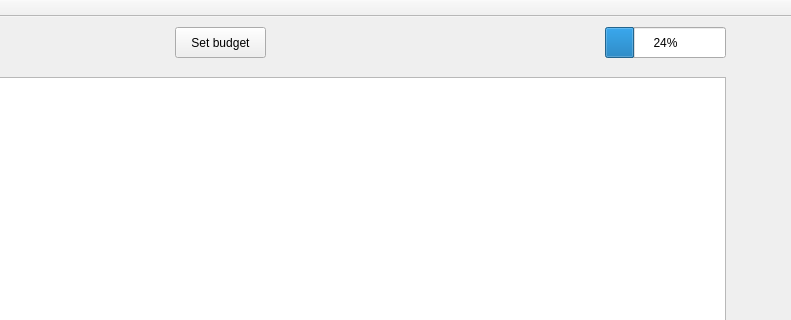
First picture: the form in BudgetManagementQtVS/BudgetManagementQtVS/TransactionWindowView.ui, repository Greexoff/Budget-Management-App, before the edit; both pictures show x 345 to 1136 and y 0 to 320 of the 1136 by 614 pixel window.
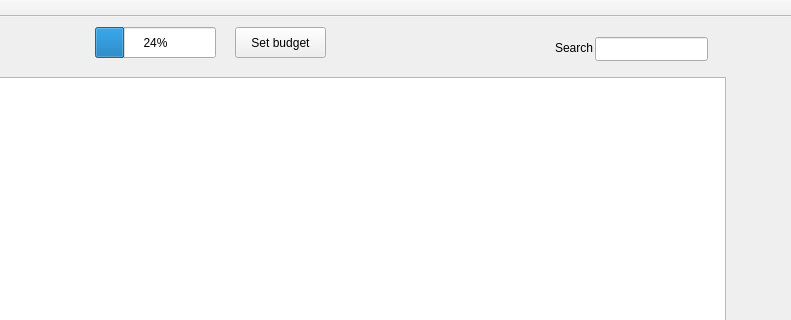
Second picture: the form after the edit.

Commit message: added filtering transactions

```diff
--- a/BudgetManagementQtVS/BudgetManagementQtVS/TransactionWindowView.ui
+++ b/BudgetManagementQtVS/BudgetManagementQtVS/TransactionWindowView.ui
@@ -81,7 +81,7 @@
    <widget class="QProgressBar" name="budgetProgressBar">
     <property name="geometry">
      <rect>
-      <x>950</x>
+      <x>440</x>
       <y>10</y>
       <width>121</width>
       <height>31</height>
@@ -107,7 +107,7 @@
    <widget class="QPushButton" name="editBudgetButton">
     <property name="geometry">
      <rect>
-      <x>520</x>
+      <x>580</x>
       <y>10</y>
       <width>91</width>
       <height>31</height>
@@ -117,6 +117,32 @@
      <string>Set budget</string>
     </property>
    </widget>
+   <widget class="QLineEdit" name="searchEdit">
+    <property name="geometry">
+     <rect>
+      <x>940</x>
+      <y>20</y>
+      <width>113</width>
+      <height>24</height>
+     </rect>
+    </property>
+    <property name="text">
+     <string/>
+    </property>
+   </widget>
+   <widget class="QLabel" name="label">
+    <property name="geometry">
+     <rect>
+      <x>900</x>
+      <y>20</y>
+      <width>41</width>
+      <height>21</height>
+     </rect>
+    </property>
+    <property name="text">
+     <string>Search</string>
+    </property>
+   </widget>
   </widget>
   <widget class="QMenuBar" name="menuBar">
    <property name="geometry">
```
The commit also changes 11 other files.
